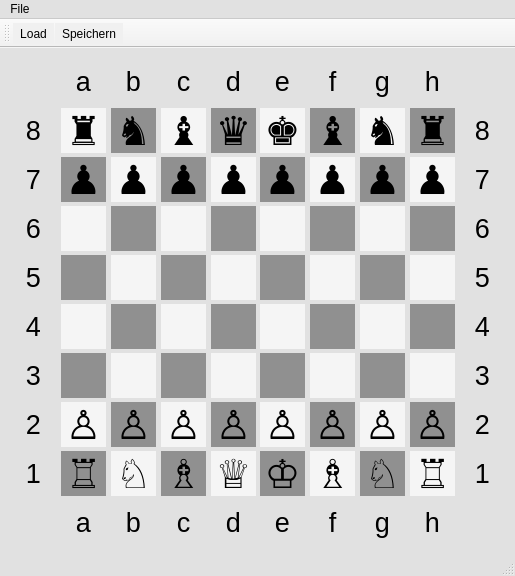
This is Qt_Schach/qt_schach.ui in ACRONYM4/Qt_Schach as Qt 5 draws it before an edit. The edited form follows.
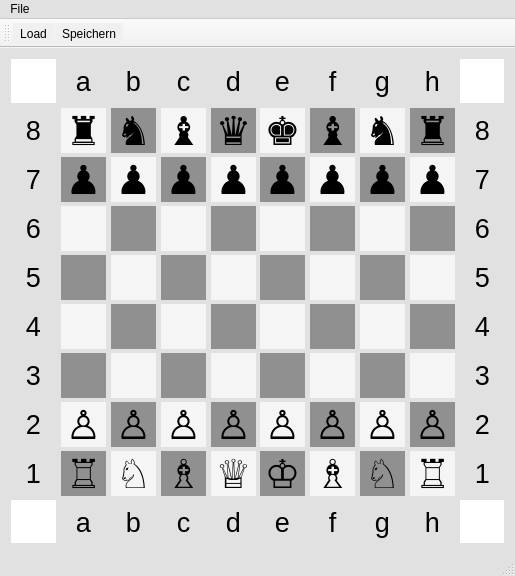
This is the edited form. Icons and pictures are not drawn. Custom widgets are drawn as their Qt base class.

Patch:
```diff
--- a/Qt_Schach/qt_schach.ui
+++ b/Qt_Schach/qt_schach.ui
@@ -6574,6 +6574,302 @@
         </property>
        </widget>
       </item>
+      <item row="9" column="9">
+       <widget class="QLabel" name="label_color_1">
+        <property name="palette">
+         <palette>
+          <active>
+           <colorrole role="Base">
+            <brush brushstyle="SolidPattern">
+             <color alpha="255">
+              <red>255</red>
+              <green>255</green>
+              <blue>255</blue>
+             </color>
+            </brush>
+           </colorrole>
+           <colorrole role="Window">
+            <brush brushstyle="SolidPattern">
+             <color alpha="255">
+              <red>255</red>
+              <green>255</green>
+              <blue>255</blue>
+             </color>
+            </brush>
+           </colorrole>
+          </active>
+          <inactive>
+           <colorrole role="Base">
+            <brush brushstyle="SolidPattern">
+             <color alpha="255">
+              <red>255</red>
+              <green>255</green>
+              <blue>255</blue>
+             </color>
+            </brush>
+           </colorrole>
+           <colorrole role="Window">
+            <brush brushstyle="SolidPattern">
+             <color alpha="255">
+              <red>255</red>
+              <green>255</green>
+              <blue>255</blue>
+             </color>
+            </brush>
+           </colorrole>
+          </inactive>
+          <disabled>
+           <colorrole role="Base">
+            <brush brushstyle="SolidPattern">
+             <color alpha="255">
+              <red>255</red>
+              <green>255</green>
+              <blue>255</blue>
+             </color>
+            </brush>
+           </colorrole>
+           <colorrole role="Window">
+            <brush brushstyle="SolidPattern">
+             <color alpha="255">
+              <red>255</red>
+              <green>255</green>
+              <blue>255</blue>
+             </color>
+            </brush>
+           </colorrole>
+          </disabled>
+         </palette>
+        </property>
+        <property name="autoFillBackground">
+         <bool>true</bool>
+        </property>
+        <property name="text">
+         <string/>
+        </property>
+       </widget>
+      </item>
+      <item row="9" column="0">
+       <widget class="QLabel" name="label_color_2">
+        <property name="palette">
+         <palette>
+          <active>
+           <colorrole role="Base">
+            <brush brushstyle="SolidPattern">
+             <color alpha="255">
+              <red>255</red>
+              <green>255</green>
+              <blue>255</blue>
+             </color>
+            </brush>
+           </colorrole>
+           <colorrole role="Window">
+            <brush brushstyle="SolidPattern">
+             <color alpha="255">
+              <red>255</red>
+              <green>255</green>
+              <blue>255</blue>
+             </color>
+            </brush>
+           </colorrole>
+          </active>
+          <inactive>
+           <colorrole role="Base">
+            <brush brushstyle="SolidPattern">
+             <color alpha="255">
+              <red>255</red>
+              <green>255</green>
+              <blue>255</blue>
+             </color>
+            </brush>
+           </colorrole>
+           <colorrole role="Window">
+            <brush brushstyle="SolidPattern">
+             <color alpha="255">
+              <red>255</red>
+              <green>255</green>
+              <blue>255</blue>
+             </color>
+            </brush>
+           </colorrole>
+          </inactive>
+          <disabled>
+           <colorrole role="Base">
+            <brush brushstyle="SolidPattern">
+             <color alpha="255">
+              <red>255</red>
+              <green>255</green>
+              <blue>255</blue>
+             </color>
+            </brush>
+           </colorrole>
+           <colorrole role="Window">
+            <brush brushstyle="SolidPattern">
+             <color alpha="255">
+              <red>255</red>
+              <green>255</green>
+              <blue>255</blue>
+             </color>
+            </brush>
+           </colorrole>
+          </disabled>
+         </palette>
+        </property>
+        <property name="autoFillBackground">
+         <bool>true</bool>
+        </property>
+        <property name="text">
+         <string/>
+        </property>
+       </widget>
+      </item>
+      <item row="0" column="0">
+       <widget class="QLabel" name="label_color_3">
+        <property name="palette">
+         <palette>
+          <active>
+           <colorrole role="Base">
+            <brush brushstyle="SolidPattern">
+             <color alpha="255">
+              <red>255</red>
+              <green>255</green>
+              <blue>255</blue>
+             </color>
+            </brush>
+           </colorrole>
+           <colorrole role="Window">
+            <brush brushstyle="SolidPattern">
+             <color alpha="255">
+              <red>255</red>
+              <green>255</green>
+              <blue>255</blue>
+             </color>
+            </brush>
+           </colorrole>
+          </active>
+          <inactive>
+           <colorrole role="Base">
+            <brush brushstyle="SolidPattern">
+             <color alpha="255">
+              <red>255</red>
+              <green>255</green>
+              <blue>255</blue>
+             </color>
+            </brush>
+           </colorrole>
+           <colorrole role="Window">
+            <brush brushstyle="SolidPattern">
+             <color alpha="255">
+              <red>255</red>
+              <green>255</green>
+              <blue>255</blue>
+             </color>
+            </brush>
+           </colorrole>
+          </inactive>
+          <disabled>
+           <colorrole role="Base">
+            <brush brushstyle="SolidPattern">
+             <color alpha="255">
+              <red>255</red>
+              <green>255</green>
+              <blue>255</blue>
+             </color>
+            </brush>
+           </colorrole>
+           <colorrole role="Window">
+            <brush brushstyle="SolidPattern">
+             <color alpha="255">
+              <red>255</red>
+              <green>255</green>
+              <blue>255</blue>
+             </color>
+            </brush>
+           </colorrole>
+          </disabled>
+         </palette>
+        </property>
+        <property name="autoFillBackground">
+         <bool>true</bool>
+        </property>
+        <property name="text">
+         <string/>
+        </property>
+       </widget>
+      </item>
+      <item row="0" column="9">
+       <widget class="QLabel" name="label_color_4">
+        <property name="palette">
+         <palette>
+          <active>
+           <colorrole role="Base">
+            <brush brushstyle="SolidPattern">
+             <color alpha="255">
+              <red>255</red>
+              <green>255</green>
+              <blue>255</blue>
+             </color>
+            </brush>
+           </colorrole>
+           <colorrole role="Window">
+            <brush brushstyle="SolidPattern">
+             <color alpha="255">
+              <red>255</red>
+              <green>255</green>
+              <blue>255</blue>
+             </color>
+            </brush>
+           </colorrole>
+          </active>
+          <inactive>
+           <colorrole role="Base">
+            <brush brushstyle="SolidPattern">
+             <color alpha="255">
+              <red>255</red>
+              <green>255</green>
+              <blue>255</blue>
+             </color>
+            </brush>
+           </colorrole>
+           <colorrole role="Window">
+            <brush brushstyle="SolidPattern">
+             <color alpha="255">
+              <red>255</red>
+              <green>255</green>
+              <blue>255</blue>
+             </color>
+            </brush>
+           </colorrole>
+          </inactive>
+          <disabled>
+           <colorrole role="Base">
+            <brush brushstyle="SolidPattern">
+             <color alpha="255">
+              <red>255</red>
+              <green>255</green>
+              <blue>255</blue>
+             </color>
+            </brush>
+           </colorrole>
+           <colorrole role="Window">
+            <brush brushstyle="SolidPattern">
+             <color alpha="255">
+              <red>255</red>
+              <green>255</green>
+              <blue>255</blue>
+             </color>
+            </brush>
+           </colorrole>
+          </disabled>
+         </palette>
+        </property>
+        <property name="autoFillBackground">
+         <bool>true</bool>
+        </property>
+        <property name="text">
+         <string/>
+        </property>
+       </widget>
+      </item>
      </layout>
     </item>
    </layout>
```
